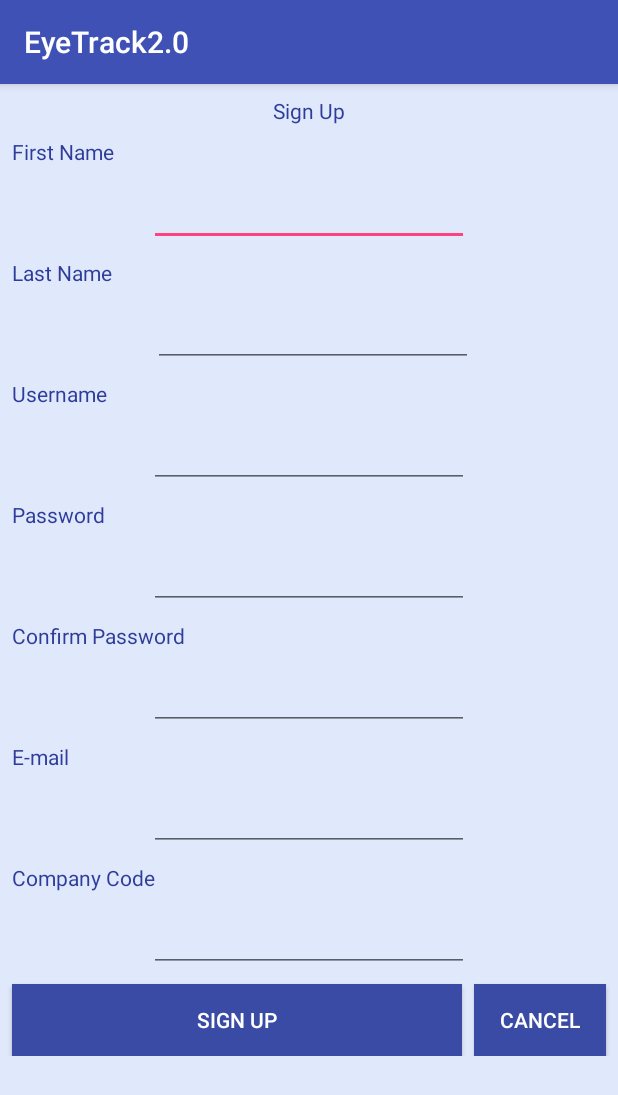
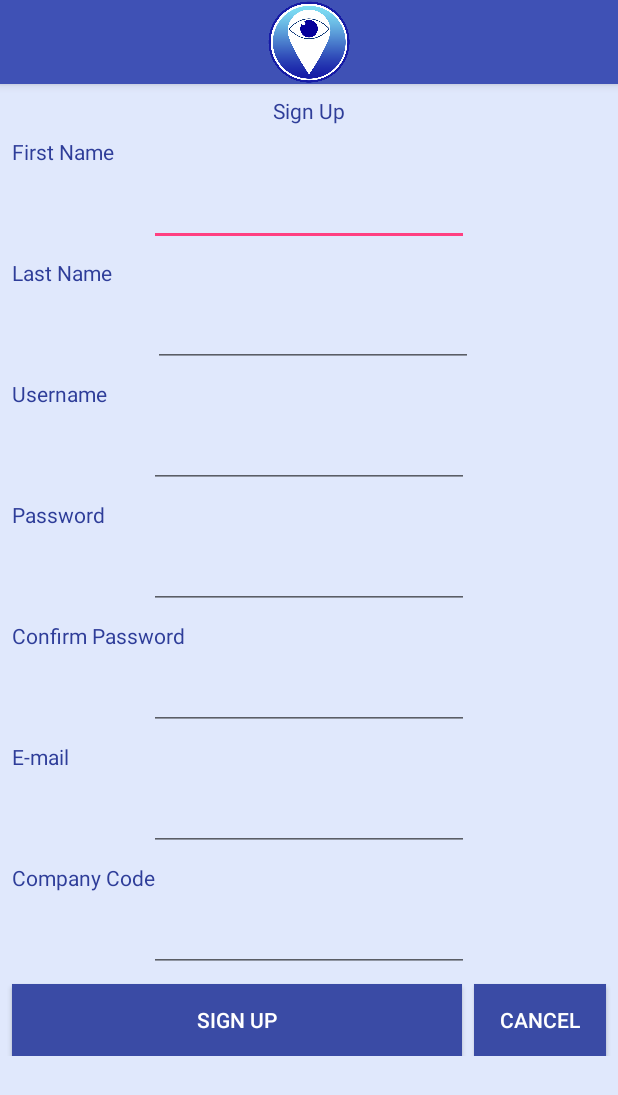
Before and after one commit to princearagones/EyeTrack2.0, an Android app: the screen it shows after launch (SignupActivity), after a tap on "SIGN UP", on a phone screen of 412 x 824 dp. Shown: the top 1095 px of the screen. Run offline under Robolectric (Android 15) with nearby library versions, the phone set to English and light mode, and no system bars.

Commit message:
edited title bar

```diff
--- a/app/src/main/java/com/example/pcaragones/eyetrack20/EditReportActivity.java
+++ b/app/src/main/java/com/example/pcaragones/eyetrack20/EditReportActivity.java
@@ -2,6 +2,7 @@ package com.example.pcaragones.eyetrack20;
 
 import android.content.ContentValues;
 import android.content.Intent;
+import android.support.v7.app.ActionBar;
 import android.support.v7.app.AppCompatActivity;
 import android.os.Bundle;
 import android.util.Log;
@@ -22,6 +23,9 @@ public class EditReportActivity extends AppCompatActivity {
         super.onCreate(savedInstanceState);
         setContentView(R.layout.activity_edit_report);
 
+        ActionBar actionBar = getSupportActionBar();
+        actionBar.setDisplayShowHomeEnabled(true);
+        actionBar.setIcon(R.drawable.launcher);
 
         String curType = getIntent().getStringExtra("type");
         String curRemarks = getIntent().getStringExtra("remarks");
--- a/app/src/main/java/com/example/pcaragones/eyetrack20/LocationRecordActivity.java
+++ b/app/src/main/java/com/example/pcaragones/eyetrack20/LocationRecordActivity.java
@@ -4,6 +4,7 @@ import android.content.Intent;
 import android.os.Bundle;
 import android.support.design.widget.FloatingActionButton;
 import android.support.design.widget.Snackbar;
+import android.support.v7.app.ActionBar;
 import android.support.v7.app.AppCompatActivity;
 import android.support.v7.widget.LinearLayoutCompat;
 import android.support.v7.widget.Toolbar;
@@ -28,6 +29,11 @@ public class LocationRecordActivity extends AppCompatActivity {
     @Override
     protected void onCreate(Bundle savedInstanceState) {
         super.onCreate(savedInstanceState);
+
+        ActionBar actionBar = getSupportActionBar();
+        actionBar.setDisplayShowHomeEnabled(true);
+        actionBar.setIcon(R.drawable.launcher);
+
         btnSubmitLocation = (Button) findViewById(R.id.submitReport);
         final DatabaseHandler db = new DatabaseHandler(this);
         //dito ka prince bukas ah
--- a/app/src/main/java/com/example/pcaragones/eyetrack20/MainActivity.java
+++ b/app/src/main/java/com/example/pcaragones/eyetrack20/MainActivity.java
@@ -18,6 +18,7 @@ import android.support.annotation.NonNull;
 import android.support.annotation.Nullable;
 import android.support.v4.app.ActivityCompat;
 import android.support.v4.content.ContextCompat;
+import android.support.v7.app.ActionBar;
 import android.support.v7.app.AppCompatActivity;
 import android.text.Html;
 import android.util.Log;
@@ -130,6 +131,10 @@ public class MainActivity extends AppCompatActivity implements GoogleApiClient.C
     protected void onCreate(Bundle savedInstanceState) {
         super.onCreate(savedInstanceState);
         setContentView(R.layout.activity_main);
+
+        ActionBar actionBar = getSupportActionBar();
+        actionBar.setDisplayShowHomeEnabled(true);
+        actionBar.setIcon(R.drawable.launcher);
 
         // Session class instance
         session = new SessionManager(getApplicationContext());
--- a/app/src/main/java/com/example/pcaragones/eyetrack20/ReportActivity.java
+++ b/app/src/main/java/com/example/pcaragones/eyetrack20/ReportActivity.java
@@ -1,6 +1,7 @@
 package com.example.pcaragones.eyetrack20;
 
 import android.content.Intent;
+import android.support.v7.app.ActionBar;
 import android.support.v7.app.AppCompatActivity;
 import android.os.Bundle;
 import android.view.View;
@@ -24,6 +25,10 @@ public class ReportActivity extends AppCompatActivity {
     protected void onCreate(Bundle savedInstanceState) {
         super.onCreate(savedInstanceState);
         setContentView(R.layout.activity_report);
+
+        ActionBar actionBar = getSupportActionBar();
+        actionBar.setDisplayShowHomeEnabled(true);
+        actionBar.setIcon(R.drawable.launcher);
 
         btnCancel = (Button) findViewById(R.id.cancelReport);
         btnCreateReport = (Button) findViewById(R.id.editReport);
--- a/app/src/main/java/com/example/pcaragones/eyetrack20/SignupActivity.java
+++ b/app/src/main/java/com/example/pcaragones/eyetrack20/SignupActivity.java
@@ -1,6 +1,7 @@
 package com.example.pcaragones.eyetrack20;
 
 import android.content.Intent;
+import android.support.v7.app.ActionBar;
 import android.support.v7.app.AppCompatActivity;
 import android.os.Bundle;
 import android.util.Log;
@@ -30,6 +31,10 @@ public class SignupActivity extends AppCompatActivity {
     protected void onCreate(Bundle savedInstanceState) {
         super.onCreate(savedInstanceState);
         setContentView(R.layout.activity_signup);
+
+        ActionBar actionBar = getSupportActionBar();
+        actionBar.setDisplayShowHomeEnabled(true);
+        actionBar.setIcon(R.drawable.launcher);
 
         btnSignup = (Button) findViewById(R.id.btnSignup);
         btnCancel = (Button) findViewById(R.id.btnCancelSignUp);
--- a/app/src/main/java/com/example/pcaragones/eyetrack20/ViewReportActivity.java
+++ b/app/src/main/java/com/example/pcaragones/eyetrack20/ViewReportActivity.java
@@ -1,6 +1,7 @@
 package com.example.pcaragones.eyetrack20;
 
 import android.content.Intent;
+import android.support.v7.app.ActionBar;
 import android.support.v7.app.AppCompatActivity;
 import android.os.Bundle;
 import android.support.v7.widget.LinearLayoutCompat;
@@ -24,6 +25,11 @@ public class ViewReportActivity extends AppCompatActivity {
     @Override
     protected void onCreate(Bundle savedInstanceState) {
         super.onCreate(savedInstanceState);
+
+        ActionBar actionBar = getSupportActionBar();
+        actionBar.setDisplayShowHomeEnabled(true);
+        actionBar.setIcon(R.drawable.launcher);
+
         btnSubmitReport = (Button) findViewById(R.id.submitReport);
         final DatabaseHandler db = new DatabaseHandler(this);
 
--- a/app/src/main/java/com/example/pcaragones/eyetrack20/reportTypeActivity.java
+++ b/app/src/main/java/com/example/pcaragones/eyetrack20/reportTypeActivity.java
@@ -1,6 +1,7 @@
 package com.example.pcaragones.eyetrack20;
 
 import android.content.Intent;
+import android.support.v7.app.ActionBar;
 import android.support.v7.app.AppCompatActivity;
 import android.os.Bundle;
 import android.view.View;
@@ -11,6 +12,9 @@ public class reportTypeActivity extends AppCompatActivity {
     protected void onCreate(Bundle savedInstanceState) {
         super.onCreate(savedInstanceState);
         setContentView(R.layout.activity_report_type);
+        ActionBar actionBar = getSupportActionBar();
+        actionBar.setDisplayShowHomeEnabled(true);
+        actionBar.setIcon(R.drawable.launcher);
 
     }
     public void createReportBrokenFacilities(View view) {
```
